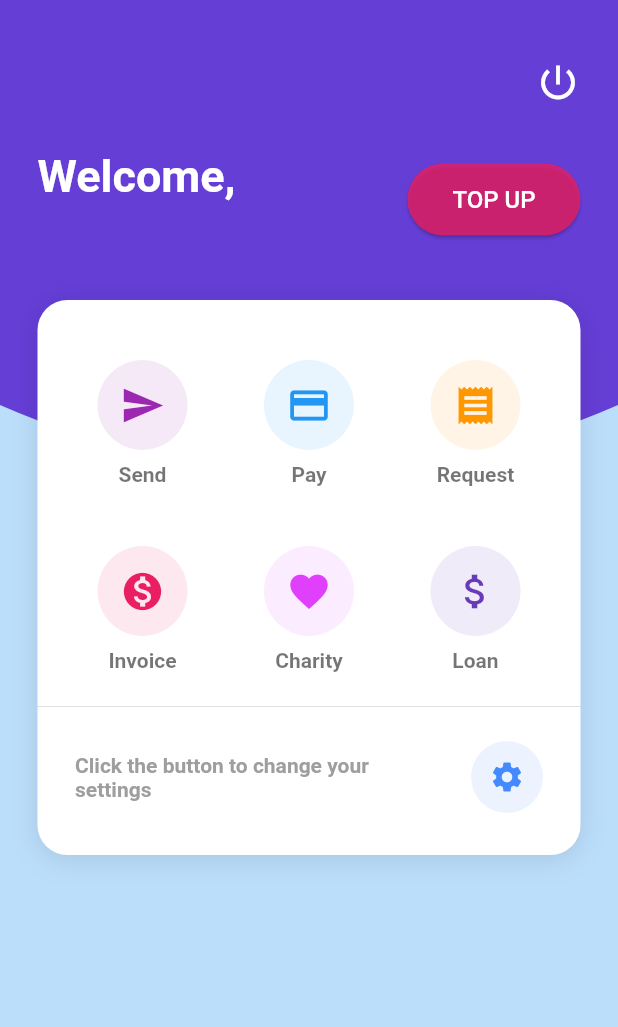
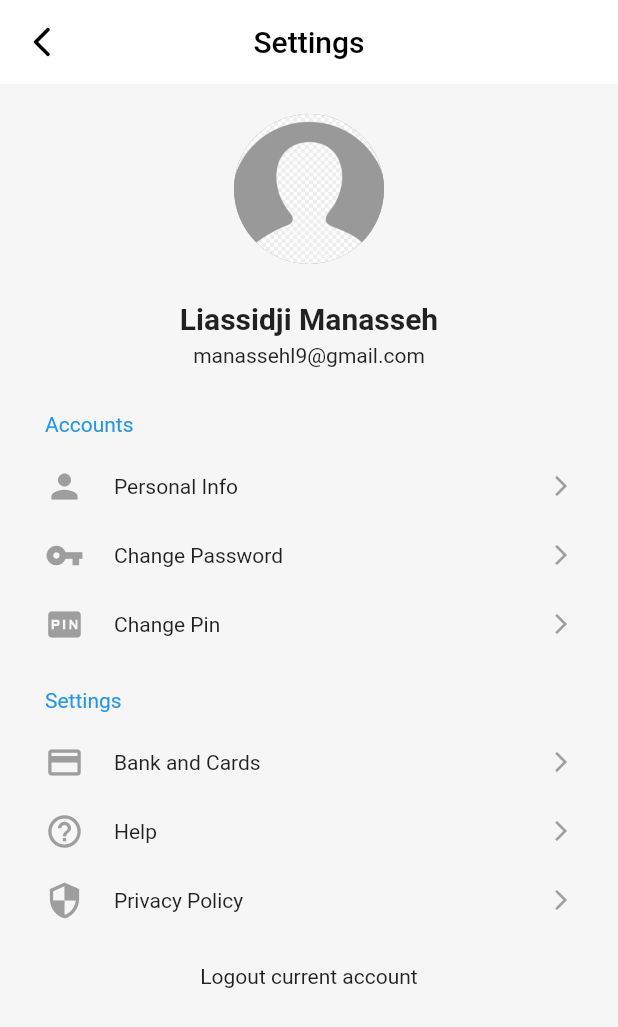
Before and after one commit to manassehl9/billers, a Flutter app: the HomeScreen screen opened directly with empty values, after a tap on the "settings" icon, on a phone screen of 412 x 824 dp. Shown: the top 1027 px of the screen. Run offline on Flutter 3.47's test engine with Material 2 defaults, Android fonts, the phone set to English and light mode, and no system bars; our stand-ins replace bloc, cloud_firestore, equatable, firebase_auth, flare_flutter, flutter_bloc and 5 more; accounts and stored records are empty; Roboto replaces fonts that are missing (WorkSans).

Commit message:
Settings page first design prototype

```diff
--- a/lib/screens/home/home_screen.dart
+++ b/lib/screens/home/home_screen.dart
@@ -2,6 +2,7 @@ import 'package:cloud_firestore/cloud_firestore.dart';
 import 'package:flutter/material.dart';
 import 'package:flutter_bloc/flutter_bloc.dart';
 import 'package:payment_app/authentication_bloc/authentication_bloc.dart';
+import 'package:payment_app/screens/settings/settings_screen.dart';
 import 'package:payment_app/utils/appTheme.dart';
 
 class HomeScreen extends StatefulWidget {
@@ -302,7 +303,14 @@ class _HomeScreenState extends State<HomeScreen> {
                                       child: IconButton(
                                         icon: Icon(Icons.settings),
                                         color: Colors.blueAccent,
-                                        onPressed: () {},
+                                        onPressed: () {
+                                          Navigator.push(
+                                              context,
+                                              MaterialPageRoute(
+                                                builder: (context) =>
+                                                    SettingsScreen(),
+                                              ));
+                                        },
                                       ),
                                     )
                                   ],
--- /dev/null
+++ b/lib/screens/settings/settings_screen.dart
@@ -0,0 +1,255 @@
+import 'package:flutter/material.dart';
+
+class SettingsScreen extends StatefulWidget {
+  @override
+  _SettingsScreenState createState() => _SettingsScreenState();
+}
+
+class _SettingsScreenState extends State<SettingsScreen> {
+  @override
+  Widget build(BuildContext context) {
+    return Scaffold(
+      // backgroundColor: Colors.white,
+      appBar: AppBar(
+        iconTheme: IconThemeData(
+          color: Colors.black,
+        ),
+        backgroundColor: Colors.white,
+        title: Text(
+          'Settings',
+          style: TextStyle(color: Colors.black),
+        ),
+        elevation: 0.0,
+      ),
+      body: SingleChildScrollView(
+        child: Container(
+          padding: EdgeInsets.all(20),
+          child: Column(
+            crossAxisAlignment: CrossAxisAlignment.start,
+            children: <Widget>[
+              Center(
+                child: CircleAvatar(
+                  radius: 50.0,
+                  backgroundImage: AssetImage('assets/user-profile.png'),
+                ),
+              ),
+              SizedBox(
+                height: 25,
+              ),
+              Center(
+                child: Text(
+                  'Liassidji Manasseh',
+                  style: TextStyle(fontWeight: FontWeight.bold, fontSize: 20.0),
+                ),
+              ),
+              SizedBox(
+                height: 5,
+              ),
+              Center(
+                child: Text('manassehl9@gmail.com'),
+              ),
+              SizedBox(
+                height: 30,
+              ),
+              Container(
+                padding: EdgeInsets.fromLTRB(10, 0, 10, 0),
+                child: Text('Accounts', style: TextStyle(color: Colors.blue)),
+              ),
+              SizedBox(
+                height: 20,
+              ),
+              Container(
+                padding: EdgeInsets.fromLTRB(10, 0, 10, 0),
+                child: Column(
+                  children: <Widget>[
+                    // Edit Profile
+                    Row(
+                      mainAxisAlignment: MainAxisAlignment.spaceBetween,
+                      children: <Widget>[
+                        Row(
+                          children: <Widget>[
+                            Icon(
+                              Icons.person,
+                              size: 26.0,
+                              color: Colors.grey,
+                            ),
+                            SizedBox(
+                              width: 20,
+                            ),
+                            Text('Personal Info')
+                          ],
+                        ),
+                        Icon(
+                          Icons.arrow_forward_ios,
+                          size: 16.0,
+                          color: Colors.grey,
+                        ),
+                      ],
+                    ),
+                    // Edit Profile End
+                    SizedBox(
+                      height: 20,
+                    ),
+                    Row(
+                      mainAxisAlignment: MainAxisAlignment.spaceBetween,
+                      children: <Widget>[
+                        Row(
+                          children: <Widget>[
+                            Icon(
+                              Icons.vpn_key,
+                              size: 26.0,
+                              color: Colors.grey,
+                            ),
+                            SizedBox(
+                              width: 20,
+                            ),
+                            Text('Change Password')
+                          ],
+                        ),
+                        Icon(
+                          Icons.arrow_forward_ios,
+                          size: 16.0,
+                          color: Colors.grey,
+                        ),
+                      ],
+                    ),
+                    SizedBox(
+                      height: 20,
+                    ),
+                    Row(
+                      mainAxisAlignment: MainAxisAlignment.spaceBetween,
+                      children: <Widget>[
+                        Row(
+                          children: <Widget>[
+                            Icon(
+                              Icons.fiber_pin,
+                              size: 26.0,
+                              color: Colors.grey,
+                            ),
+                            SizedBox(
+                              width: 20,
+                            ),
+                            Text('Change Pin')
+                          ],
+                        ),
+                        Icon(
+                          Icons.arrow_forward_ios,
+                          size: 16.0,
+                          color: Colors.grey,
+                        ),
+                      ],
+                    ),
+                  ],
+                ),
+              ),
+              SizedBox(
+                height: 30,
+              ),
+              Container(
+                padding: EdgeInsets.fromLTRB(10, 0, 10, 0),
+                child: Text(
+                  'Settings',
+                  style: TextStyle(color: Colors.blue),
+                ),
+              ),
+              SizedBox(
+                height: 20,
+              ),
+              Container(
+                padding: EdgeInsets.fromLTRB(10, 0, 10, 0),
+                child: Column(
+                  children: <Widget>[
+                    // Edit Profile
+                    Row(
+                      mainAxisAlignment: MainAxisAlignment.spaceBetween,
+                      children: <Widget>[
+                        Row(
+                          children: <Widget>[
+                            Icon(
+                              Icons.credit_card,
+                              size: 26.0,
+                              color: Colors.grey,
+                            ),
+                            SizedBox(
+                              width: 20,
+                            ),
+                            Text('Bank and Cards')
+                          ],
+                        ),
+                        Icon(
+                          Icons.arrow_forward_ios,
+                          size: 16.0,
+                          color: Colors.grey,
+                        ),
+                      ],
+                    ),
+                    // Edit Profile End
+                    SizedBox(
+                      height: 20,
+                    ),
+                    Row(
+                      mainAxisAlignment: MainAxisAlignment.spaceBetween,
+                      children: <Widget>[
+                        Row(
+                          children: <Widget>[
+                            Icon(
+                              Icons.help_outline,
+                              size: 26.0,
+                              color: Colors.grey,
+                            ),
+                            SizedBox(
+                              width: 20,
+                            ),
+                            Text('Help')
+                          ],
+                        ),
+                        Icon(
+                          Icons.arrow_forward_ios,
+                          size: 16.0,
+                          color: Colors.grey,
+                        ),
+                      ],
+                    ),
+                    SizedBox(
+                      height: 20,
+                    ),
+                    Row(
+                      mainAxisAlignment: MainAxisAlignment.spaceBetween,
+                      children: <Widget>[
+                        Row(
+                          children: <Widget>[
+                            Icon(
+                              Icons.security,
+                              size: 26.0,
+                              color: Colors.grey,
+                            ),
+                            SizedBox(
+                              width: 20,
+                            ),
+                            Text('Privacy Policy')
+                          ],
+                        ),
+                        Icon(
+                          Icons.arrow_forward_ios,
+                          size: 16.0,
+                          color: Colors.grey,
+                        ),
+                      ],
+                    ),
+                  ],
+                ),
+              ),
+              SizedBox(
+                height: 30,
+              ),
+              Container(
+                  child: Center(
+                child: Text('Logout current account'),
+              ))
+            ],
+          ),
+        ),
+      ),
+    );
+  }
+}
--- a/pubspec.yaml
+++ b/pubspec.yaml
@@ -63,6 +63,7 @@ flutter:
     - assets/calendar.png
     - assets/map.jpg
     - assets/join.png
+    - assets/user-profile.png
 
 
   # An image asset can refer to one or more resolution-specific "variants", see
```
Also changed, not shown: assets/user-profile.png (added).
